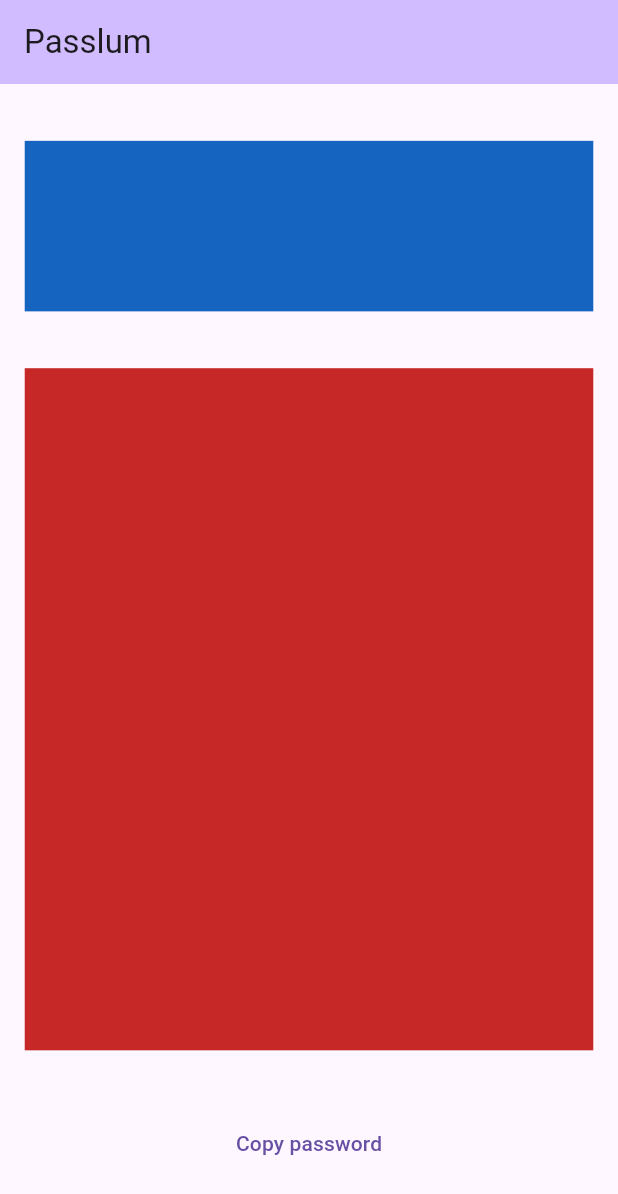
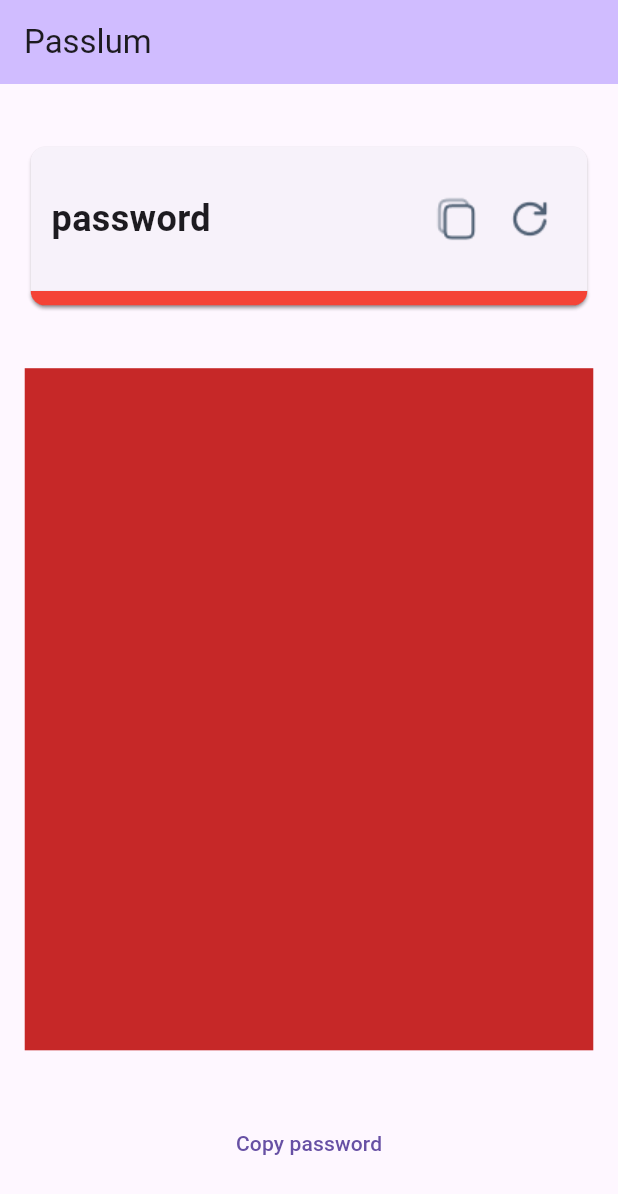
Before and after one commit to tortamque/Passlum, a Flutter app: the screen it shows after launch, on a phone screen of 412 x 824 dp. Shown: the top 1194 px of the screen. Run offline on Flutter 3.47's test engine with Material 2 defaults, Android fonts, the phone set to English and light mode, and no system bars.

Commit message:
Create placeholder for password

```diff
--- a/lib/main.dart
+++ b/lib/main.dart
@@ -28,6 +28,8 @@ class HomePage extends StatefulWidget {
 }
 
 class _HomePageState extends State<HomePage> {
+  String _password = "password";
+
   @override
   Widget build(BuildContext context) {
     final screenWidth = MediaQuery.of(context).size.width;
@@ -53,10 +55,64 @@ class _HomePageState extends State<HomePage> {
             ),
             Expanded(
               flex: 3,
-              child: Container(
-                height: 200,
-                color: Colors.blue[800],
-              ),
+              child: Card(
+                shape: RoundedRectangleBorder(
+                  borderRadius: BorderRadius.circular(10),
+                ),
+                child: Column(
+                  children: [
+                    Expanded(
+                      flex: 10,
+                      child: Padding(
+                        padding: EdgeInsets.symmetric(
+                          horizontal: screenWidth/30
+                        ),
+                        child: Row(
+                          children: [
+                            Expanded(
+                              flex: 5,
+                              child: Text(
+                                _password,
+                                style: TextStyle(
+                                  fontSize: 24,
+                                  fontWeight: FontWeight.w600
+                                ),
+                              ),
+                            ),
+                            Expanded(
+                              flex: 1,
+                              child: IconButton(
+                                onPressed: (){},
+                                icon: Image.asset("assets/icons/Copy.png")
+                              ),
+                            ),
+                            Expanded(
+                              flex: 1,
+                              child: IconButton(
+                                onPressed: (){},
+                                icon: Image.asset("assets/icons/Reload.png")
+                              ),
+                            ),
+                          ],
+                        ),
+                      ),
+                    ),
+                    Expanded(
+                      flex: 1,
+                      child: Card(
+                        margin: EdgeInsets.all(0),
+                        color: Colors.red,
+                        child: SizedBox(
+                          width: double.infinity,
+                        ),
+                        shape: RoundedRectangleBorder(
+                          borderRadius: BorderRadius.only(bottomLeft: Radius.circular(10), bottomRight: Radius.circular(10)),
+                        ),
+                      ),
+                    )
+                  ],
+                )
+              )
             ),
             Expanded(
               flex: 1,
--- a/pubspec.yaml
+++ b/pubspec.yaml
@@ -59,9 +59,8 @@ flutter:
   uses-material-design: true
 
   # To add assets to your application, add an assets section, like this:
-  # assets:
-  #   - images/a_dot_burr.jpeg
-  #   - images/a_dot_ham.jpeg
+  assets:
+    - assets/icons/
 
   # An image asset can refer to one or more resolution-specific "variants", see
   # https://flutter.dev/assets-and-images/#resolution-aware
```
Also changed, not shown: assets/icons/Copy.png (added), assets/icons/Reload.png (added).
